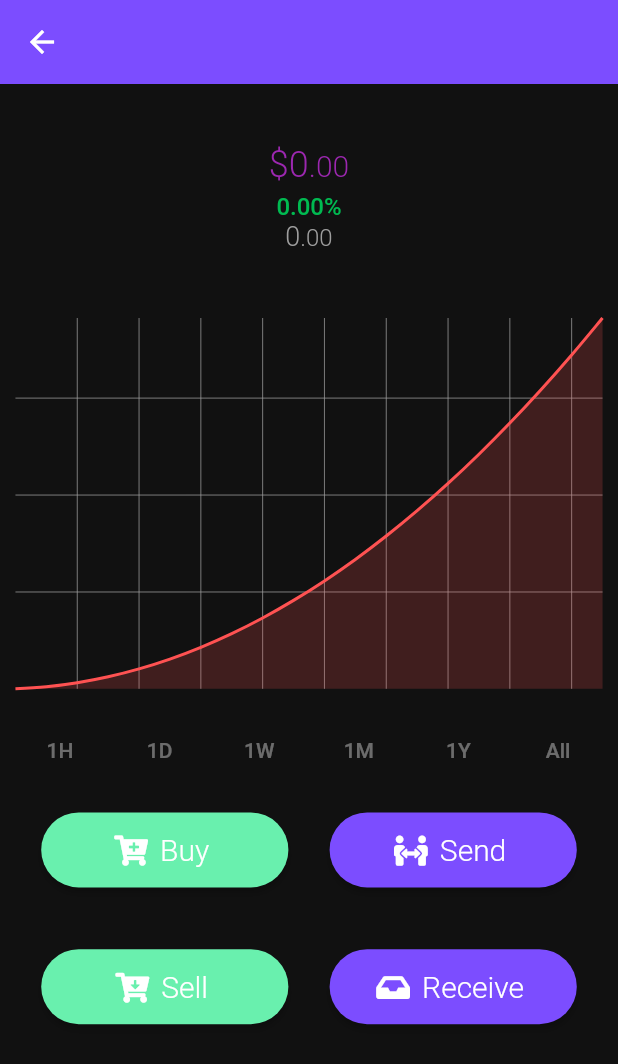
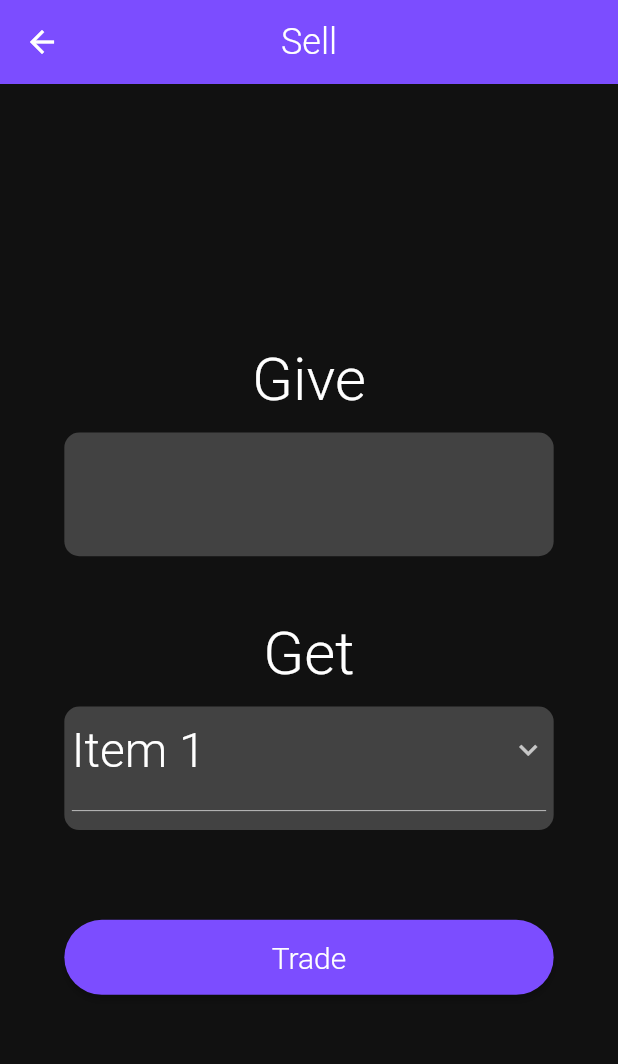
Before and after one commit to gh0st-work/insomnia_keeper, a Flutter app: the CoinScreen screen opened directly with empty values, after a tap on "Sell", on a phone screen of 412 x 824 dp. Shown: the top 1064 px of the screen. Run offline on Flutter 3.47's test engine with Material 2 defaults, Android fonts, the phone set to English and light mode, and no system bars; drawn by our look-alikes of fl_chart; our stand-ins replace dio, flex_color_scheme, flutter_hooks, font_awesome_flutter, local_auth, localstorage and 2 more; missing offline and left inert: sa3_liquid; accounts and stored records are empty; network calls fail.

Commit message:
login + some screens

```diff
--- a/insomnia_keeper_flutter/lib/widgets/coin_screen.dart
+++ b/insomnia_keeper_flutter/lib/widgets/coin_screen.dart
@@ -6,6 +6,9 @@ import 'package:insomnia_keeper_flutter/misc/assets.dart';
 import 'package:insomnia_keeper_flutter/misc/chart_filter.dart';
 import 'package:insomnia_keeper_flutter/misc/price.dart';
 import 'package:insomnia_keeper_flutter/widgets/asset_price_chart.dart';
+import 'package:insomnia_keeper_flutter/widgets/receive_screen.dart';
+import 'package:insomnia_keeper_flutter/widgets/send_screen.dart';
+import 'package:insomnia_keeper_flutter/widgets/trade_settings_screen.dart';
 
 import '../misc/format.dart';
 import '../misc/rem.dart';
@@ -132,9 +135,17 @@ class CoinScreen extends HookWidget{
               ),
               style: ElevatedButton.styleFrom(
                 minimumSize: Size(MediaQuery.of(context).size.width * 0.4, 50),
-                primary: percentChange > 0 ? Colors.redAccent : Colors.greenAccent
+                primary: percentChange > 0 ? Colors.red : Colors.green
               ),
-              onPressed: (){},
+              onPressed: (){
+                Navigator.push(
+                  context,
+                  MaterialPageRoute(builder: (context) => TradeSettings(
+                    title: "Buy",
+                    coinname: title,
+                  )),
+                );
+              },
               label: const Text(
                 'Buy',
                 style: TextStyle(
@@ -146,21 +157,30 @@ class CoinScreen extends HookWidget{
             ),
             ElevatedButton.icon(
               icon: FaIcon(
-                FontAwesomeIcons.peopleArrows,
+                FontAwesomeIcons.cartArrowDown,
                 size: rem(5),
               ),
               style: ElevatedButton.styleFrom(
-                minimumSize: Size(MediaQuery.of(context).size.width * 0.4, 50),
+                  minimumSize: Size(MediaQuery.of(context).size.width * 0.4, 50),
+                  primary: percentChange < 0 ? Colors.red : Colors.green
               ),
-              onPressed: (){},
+              onPressed: (){
+                Navigator.push(
+                  context,
+                  MaterialPageRoute(builder: (context) => TradeSettings(
+                    title: "Sell",
+                    coinname: title,
+                  )),
+                );
+              },
               label: const Text(
-                'Send',
+                'Sell',
                 style: TextStyle(
                     fontWeight: FontWeight.w300,
                     fontSize: 20
                 ),
               ),
-            )
+            ),
           ],
         ),
         SizedBox(height: MediaQuery.of(context).size.height * 0.05,),
@@ -169,16 +189,20 @@ class CoinScreen extends HookWidget{
           children: [
             ElevatedButton.icon(
               icon: FaIcon(
-                FontAwesomeIcons.cartArrowDown,
+                FontAwesomeIcons.peopleArrows,
                 size: rem(5),
               ),
               style: ElevatedButton.styleFrom(
                 minimumSize: Size(MediaQuery.of(context).size.width * 0.4, 50),
-                primary: percentChange < 0 ? Colors.redAccent : Colors.greenAccent
               ),
-              onPressed: (){},
+              onPressed: (){
+                Navigator.push(
+                  context,
+                  MaterialPageRoute(builder: (context) => Send(coinname: title, amountCoins: amountCoins,)),
+                );
+              },
               label: const Text(
-                'Sell',
+                'Send',
                 style: TextStyle(
                     fontWeight: FontWeight.w300,
                     fontSize: 20
@@ -193,7 +217,12 @@ class CoinScreen extends HookWidget{
               style: ElevatedButton.styleFrom(
                 minimumSize: Size(MediaQuery.of(context).size.width * 0.4, 50),
               ),
-              onPressed: (){},
+              onPressed: (){
+                Navigator.push(
+                  context,
+                  MaterialPageRoute(builder: (context) => Recieve(coinname: title,)),
+                );
+              },
               label: const Text(
                 'Receive',
                 style: TextStyle(
--- a/insomnia_keeper_flutter/lib/widgets/navigation_screen.dart
+++ b/insomnia_keeper_flutter/lib/widgets/navigation_screen.dart
@@ -8,9 +8,12 @@ import 'package:insomnia_keeper_flutter/widgets/finger_screen.dart';
 import 'package:insomnia_keeper_flutter/widgets/lock_screen.dart';
 import 'package:insomnia_keeper_flutter/widgets/settings_screen.dart';
 import 'package:insomnia_keeper_flutter/widgets/exchange_screen.dart';
+import 'package:insomnia_keeper_flutter/widgets/signup_screen.dart';
 import 'package:insomnia_keeper_flutter/widgets/wallet_screen.dart';
+import 'package:insomnia_keeper_flutter/widgets/welcome_screen.dart';
 
 import '../misc/rem.dart';
+import 'login_screen.dart';
 
 
 class Page {
--- /dev/null
+++ b/insomnia_keeper_flutter/lib/widgets/trade_settings_screen.dart
@@ -0,0 +1,240 @@
+import 'package:flutter/cupertino.dart';
+import 'package:flutter/material.dart';
+import 'package:flutter_hooks/flutter_hooks.dart';
+import 'package:insomnia_keeper_flutter/misc/rem.dart';
+
+class TradeSettings extends HookWidget{
+  final title;
+  final coinname;
+
+  // List of items in our dropdown menu
+  var items = [
+    'Item 1',
+    'Item 2',
+    'Item 3',
+    'Item 4',
+    'Item 5',
+  ];
+
+  TradeSettings({required this.title ,required this.coinname});
+
+  Widget _buidSell(BuildContext context){
+    final theme = Theme.of(context);
+    final dropdownValue = useState('Item 1');
+    return Column(
+      children: [
+        Container(
+            alignment: Alignment.centerLeft,
+            child: Column(
+              children: [
+                Text(
+                  "Give",
+                  style: TextStyle(
+                      fontSize: rem(10),
+                      fontWeight: FontWeight.w300
+                  ),
+                ),
+                SizedBox(height: 12,),
+                Container(
+                  height: MediaQuery.of(context).size.height * 0.1,
+                  padding: EdgeInsets.symmetric(horizontal: 5, vertical: 5),
+                  decoration: BoxDecoration(
+                      borderRadius: BorderRadius.circular(10),
+                      color: theme.cardColor
+                  ),
+                  alignment: Alignment.centerLeft,
+                  child: Text(
+                    coinname,
+                    style: TextStyle(
+                        fontWeight: FontWeight.w300,
+                        fontSize: rem(8)
+                    ),
+                  ),
+                )
+              ],
+            )
+        ),
+        SizedBox(height: MediaQuery.of(context).size.height * 0.05,),
+        Text(
+          "Get",
+          style: TextStyle(
+              fontSize: rem(10),
+              fontWeight: FontWeight.w300
+          ),
+        ),
+        SizedBox(height: 12,),
+        Container(
+          height: MediaQuery.of(context).size.height * 0.1,
+          padding: EdgeInsets.symmetric(horizontal: 5, vertical: 5),
+          decoration: BoxDecoration(
+              borderRadius: BorderRadius.circular(10),
+              color: theme.cardColor
+          ),
+          child: DropdownButton(
+            isExpanded: true,
+            underline: null,
+            // Initial Value
+            value: dropdownValue.value,
+            // Down Arrow Icon
+            icon: const Icon(Icons.keyboard_arrow_down),
+            // Array list of items
+            items: items.map((String items) {
+              return DropdownMenuItem(
+                value: items,
+                child: Text(
+                  items,
+                  style: TextStyle(
+                      fontWeight: FontWeight.w300,
+                      fontSize: rem(8)
+                  ),
+                ),
+              );
+            }).toList(),
+            // After selecting the desired option,it will
+            // change button value to selected value
+            onChanged: (String? newValue) {
+              dropdownValue.value = newValue!;
+            },
+          ),
+        )
+      ],
+    );
+  }
+
+  Widget _buildBuy(BuildContext context){
+    final theme = Theme.of(context);
+    final dropdownValue = useState('Item 1');
+    return Column(
+      children: [
+          Column(
+            children: [
+              Text(
+                "Give",
+                style: TextStyle(
+                    fontSize: rem(10),
+                    fontWeight: FontWeight.w300
+                ),
+              ),
+              SizedBox(height: 12,),
+              Container(
+                height: MediaQuery.of(context).size.height * 0.1,
+                padding: EdgeInsets.symmetric(horizontal: 5, vertical: 5),
+                decoration: BoxDecoration(
+                  borderRadius: BorderRadius.circular(10),
+                  color: theme.cardColor
+                ),
+                child: DropdownButton(
+                  isExpanded: true,
+                  underline: null,
+                  // Initial Value
+                  value: dropdownValue.value,
+                  // Down Arrow Icon
+                  icon: const Icon(Icons.keyboard_arrow_down),
+                  // Array list of items
+                  items: items.map((String items) {
+                    return DropdownMenuItem(
+                      value: items,
+                      child: Text(
+                        items,
+                        style: TextStyle(
+                            fontWeight: FontWeight.w300,
+                            fontSize: rem(8)
+                        ),
+                      ),
+                    );
+                  }).toList(),
+                  // After selecting the desired option,it will
+                  // change button value to selected value
+                  onChanged: (String? newValue) {
+                    dropdownValue.value = newValue!;
+                  },
+                ),
+              )
+            ],
+          ),
+        SizedBox(height: MediaQuery.of(context).size.height * 0.05,),
+        Text(
+          "Get",
+          style: TextStyle(
+              fontSize: rem(10),
+              fontWeight: FontWeight.w300
+          ),
+        ),
+        SizedBox(height: 12,),
+        Container(
+          height: MediaQuery.of(context).size.height * 0.1,
+          padding: EdgeInsets.symmetric(horizontal: 5, vertical: 5),
+          decoration: BoxDecoration(
+            borderRadius: BorderRadius.circular(10),
+            color: theme.cardColor
+          ),
+          alignment: Alignment.centerLeft,
+          child: Text(
+            coinname,
+            style: TextStyle(
+              fontWeight: FontWeight.w300,
+              fontSize: rem(8)
+            ),
+          ),
+        )
+      ],
+    );
+  }
+
+  Widget _buildSettings(BuildContext context){
+    return title == "Sell" ? _buidSell(context) : _buildBuy(context);
+  }
+
+  @override
+  Widget build(BuildContext context) {
+
+    return Scaffold(
+      appBar: AppBar(
+        title: Text(
+          title,
+          style: const TextStyle(
+            fontWeight: FontWeight.w300,
+            fontSize: 24
+          ),
+        ),
+        centerTitle: true,
+      ),
+      body: Container(
+        alignment: Alignment.center,
+        child: Container(
+          padding: EdgeInsets.symmetric(horizontal: rem(3), vertical: rem(6)),
+          width: MediaQuery.of(context).size.width * 0.85,
+          height: MediaQuery.of(context).size.height * 0.6,
+          child: Stack(
+            children: [
+              Column(
+                mainAxisAlignment: MainAxisAlignment.spaceAround,
+                children: [
+                  _buildSettings(context),
+                  SizedBox(height: rem(18),),
+                ],
+              ),
+              Align(
+                alignment: Alignment.bottomCenter,
+                child: ElevatedButton(
+                    style: ElevatedButton.styleFrom(
+                      minimumSize: Size.fromHeight(50),
+                    ),
+                    onPressed: (){},
+                    child: const Text(
+                      "Trade",
+                      style: TextStyle(
+                          fontWeight: FontWeight.w300,
+                          fontSize: 20
+                      ),
+                    )
+                ),
+              )
+            ],
+          )
+        )
+      )
+    );
+  }
+
+}
```
Also changed, not shown: insomnia_keeper_flutter/lib/misc/already_have_an_account_acheck.dart (added, +34 -0 lines), insomnia_keeper_flutter/lib/widgets/login_screen.dart (added, +81 -0 lines), insomnia_keeper_flutter/lib/widgets/receive_screen.dart (added, +83 -0 lines), insomnia_keeper_flutter/lib/widgets/send_screen.dart (added, +82 -0 lines), insomnia_keeper_flutter/lib/widgets/signup_screen.dart (added, +81 -0 lines), insomnia_keeper_flutter/lib/widgets/welcome_screen.dart (added, +74 -0 lines).
